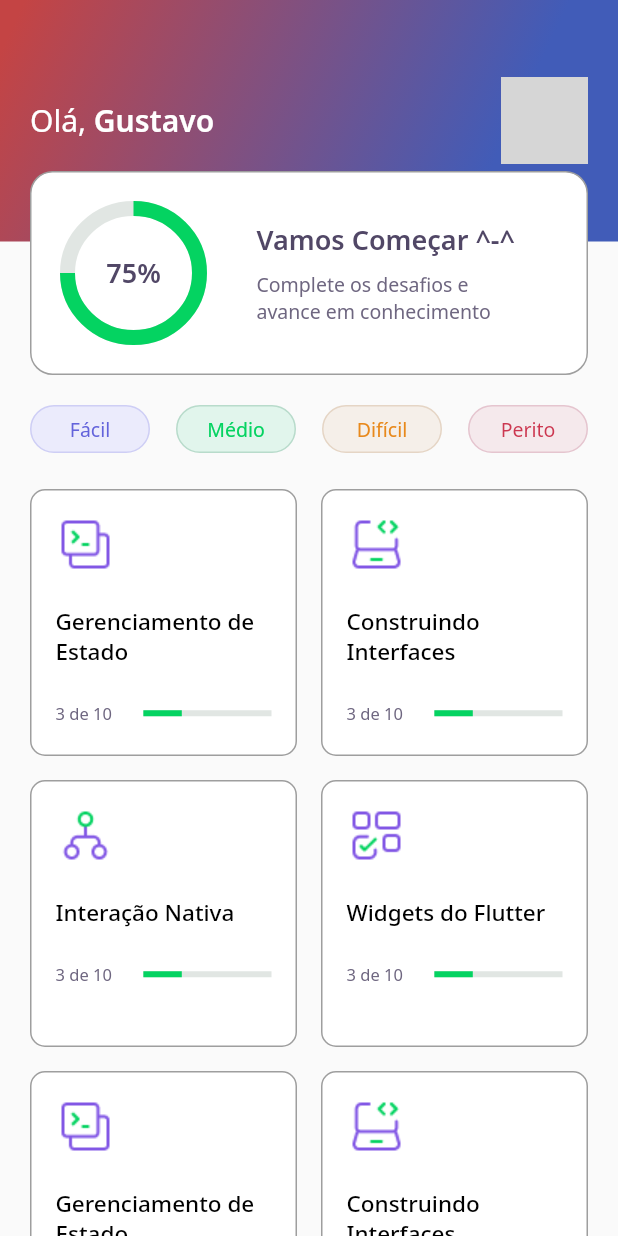
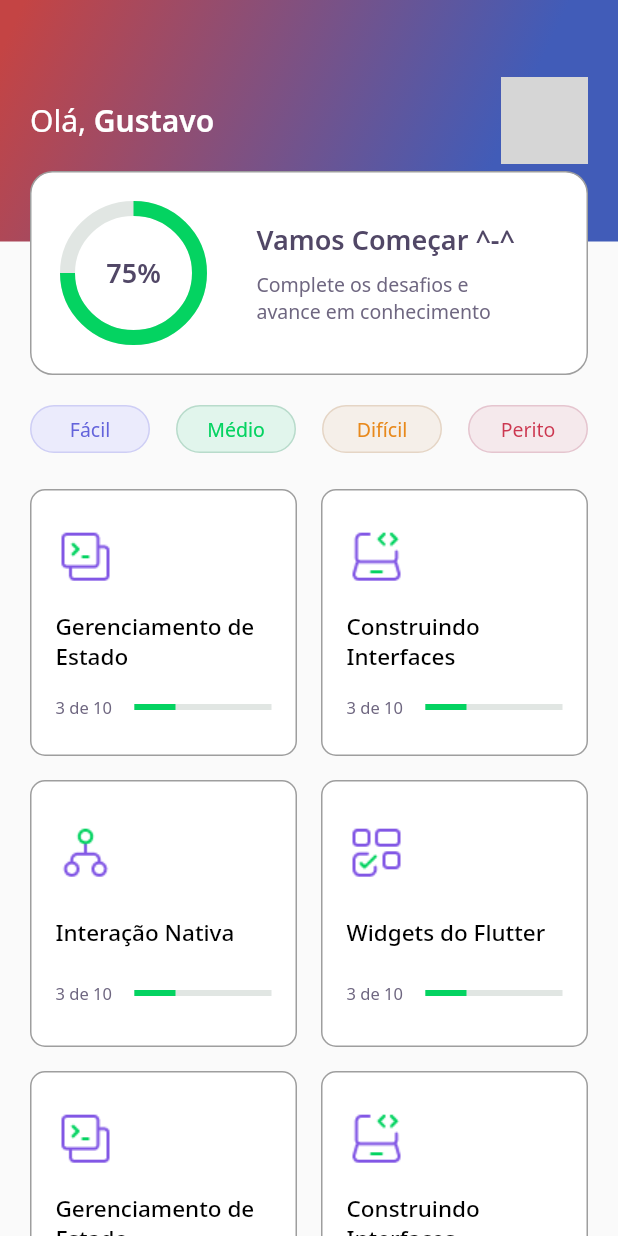
Before and after one commit to GustavoNeri02/quiz_desafios_flutter_nlw, a Flutter app: the screen it shows after launch, on a phone screen of 412 x 824 dp. Run offline on Flutter 3.47's test engine with Material 2 defaults, Android fonts, the phone set to English and light mode, and no system bars; our stand-ins replace google_fonts; network calls fail; grey boxes are pictures that could not be loaded.

Commit message:
Pequeno ajuste de espaçamento do widget quiz

```diff
--- a/lib/widgets/quizcard/quiz_card_widget.dart
+++ b/lib/widgets/quizcard/quiz_card_widget.dart
@@ -37,8 +37,6 @@ class QuizCardWidget extends StatelessWidget {
   @override
   Widget build(BuildContext context) {
     return Container(
-      height: 177,
-      width: 160,
       decoration: BoxDecoration(
         color: Colors.white,
         border: Border.all(color: Colors.grey),
@@ -48,11 +46,9 @@ class QuizCardWidget extends StatelessWidget {
         padding: const EdgeInsets.all(16),
         child: Column(
           crossAxisAlignment: CrossAxisAlignment.start,
+          mainAxisAlignment: MainAxisAlignment.spaceAround,
           children: [
             Image.asset(image),
-            SizedBox(
-              height: 21,
-            ),
             Text(
               label,
               style: GoogleFonts.notoSans(
@@ -61,16 +57,13 @@ class QuizCardWidget extends StatelessWidget {
                 fontWeight: FontWeight.w500,
               ),
             ),
-            SizedBox(
-              height: 24,
-            ),
             Row(
               children: [
                 Text(
                   "3 de 10",
                   style: AppTextStyles.body11,
                 ),
-                SizedBox(width: 21,),
+                SizedBox(width: 15,),
                 Expanded(
                   flex: 1,
                   child: LinearProgressIndicator(
```
